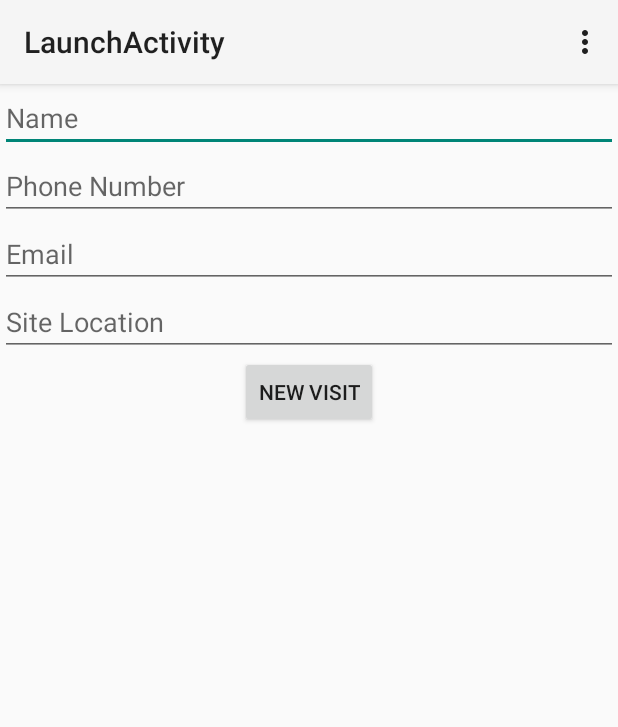
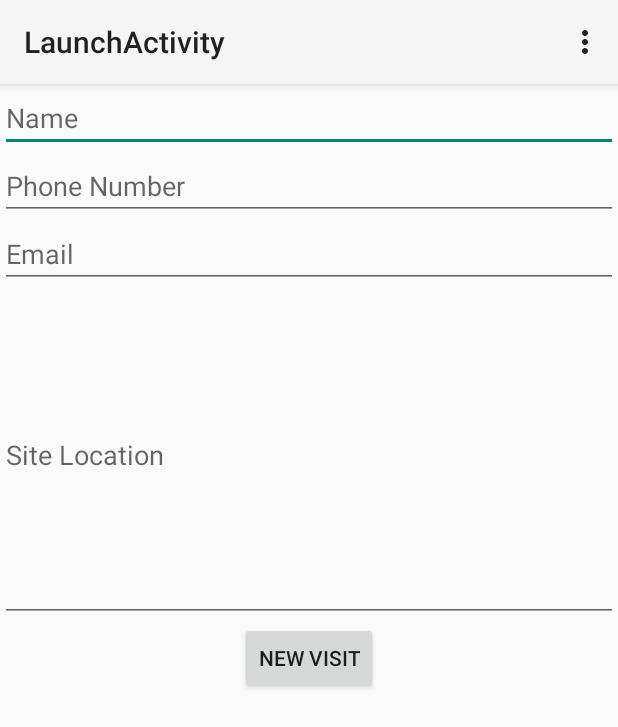
Before and after one commit to njdart/botanyAppRepo, an Android app: the screen it shows after launch (LaunchActivity), on a phone screen of 412 x 824 dp. Shown: the top 727 px of the screen. Run offline under Robolectric (Android 15) with nearby library versions, the phone set to English and light mode, and no system bars.

Commit message:
Moah work on android and some timesheets

```diff
--- a/src/android/bottanyApp/app/src/main/java/uk/ac/aber/cs221/group2/SpeciesAdder.java
+++ b/src/android/bottanyApp/app/src/main/java/uk/ac/aber/cs221/group2/SpeciesAdder.java
@@ -8,6 +8,7 @@ import android.view.Menu;
 import android.view.MenuItem;
 import android.view.View;
 import android.view.ViewGroup;
+import android.widget.Button;
 
 
 public class SpeciesAdder extends Activity {
--- a/src/android/bottanyApp/app/src/main/res/layout/activity_launch.xml
+++ b/src/android/bottanyApp/app/src/main/res/layout/activity_launch.xml
@@ -8,7 +8,8 @@
         android:orientation="vertical"
         android:layout_width="fill_parent"
         android:layout_height="fill_parent"
-        android:layout_gravity="center">
+        android:layout_gravity="center"
+        android:weightSum="1">
 
         <EditText
             android:layout_width="match_parent"
@@ -17,7 +18,6 @@
             android:ems="10"
             android:id="@+id/editName"
             android:layout_gravity="center_horizontal"
-            android:onClick="onClick"
             android:hint="@string/name"
             android:nextFocusDown="@+id/editPhoneNumber"/>
 
@@ -42,9 +42,13 @@
         <EditText
             android:layout_width="match_parent"
             android:layout_height="wrap_content"
-            android:id="@+id/editSiteLocation"
+            android:id="@+id/editText"
             android:layout_gravity="center_horizontal"
-            android:hint="@string/site_location" />
+            android:layout_weight="0.24"
+            android:hint="@string/site_location"
+            android:lines="4"
+            android:maxLines="4"
+            android:singleLine="false" />
 
         <Button
             android:layout_width="wrap_content"
@@ -52,6 +56,8 @@
             android:text="@string/create_new_site_visit_button"
             android:id="@+id/newVisitButton"
             android:layout_gravity="center_horizontal"
-            android:nestedScrollingEnabled="false" />
+            android:nestedScrollingEnabled="false"
+            android:singleLine="false"
+            android:onClick="&lt;unset>" />
     </LinearLayout>
 </FrameLayout>
```
Also changed, not shown: src/android/bottanyApp/app/src/main/java/uk/ac/aber/cs221/group2/welcomeActivity/LaunchActivity.java (+14 -9 lines), 1 other file.
